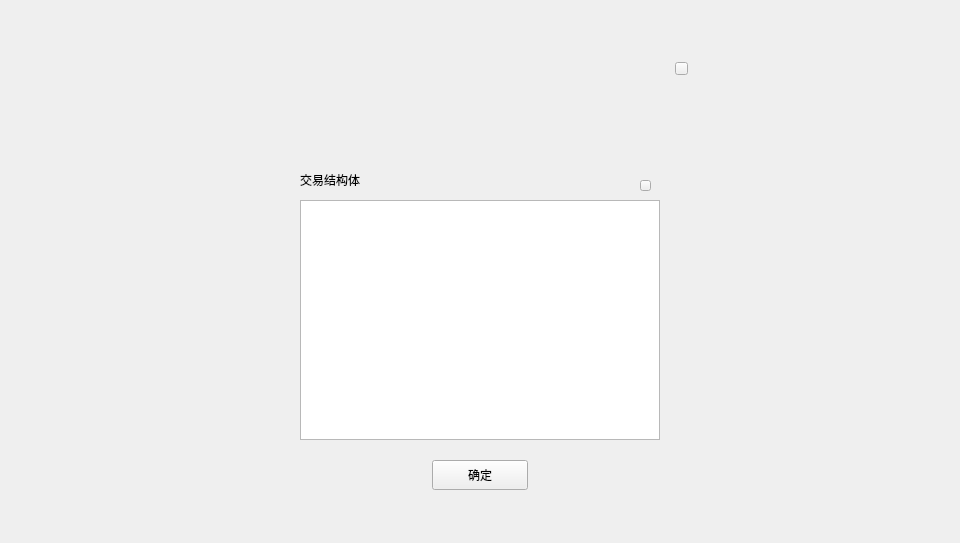
HcashOrg/hx-indicator, file LNKWallet/dialog/TransactionResultDialog.ui: the form before one commit.
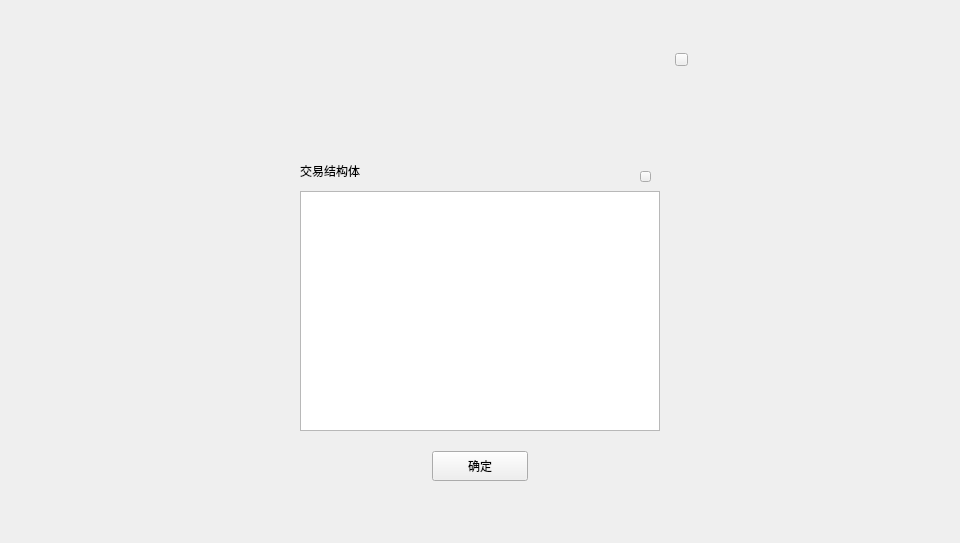
The form after the commit.

```diff
--- a/LNKWallet/dialog/TransactionResultDialog.ui
+++ b/LNKWallet/dialog/TransactionResultDialog.ui
@@ -26,7 +26,7 @@
     <property name="geometry">
      <rect>
       <x>260</x>
-      <y>50</y>
+      <y>41</y>
       <width>440</width>
       <height>460</height>
      </rect>
```
